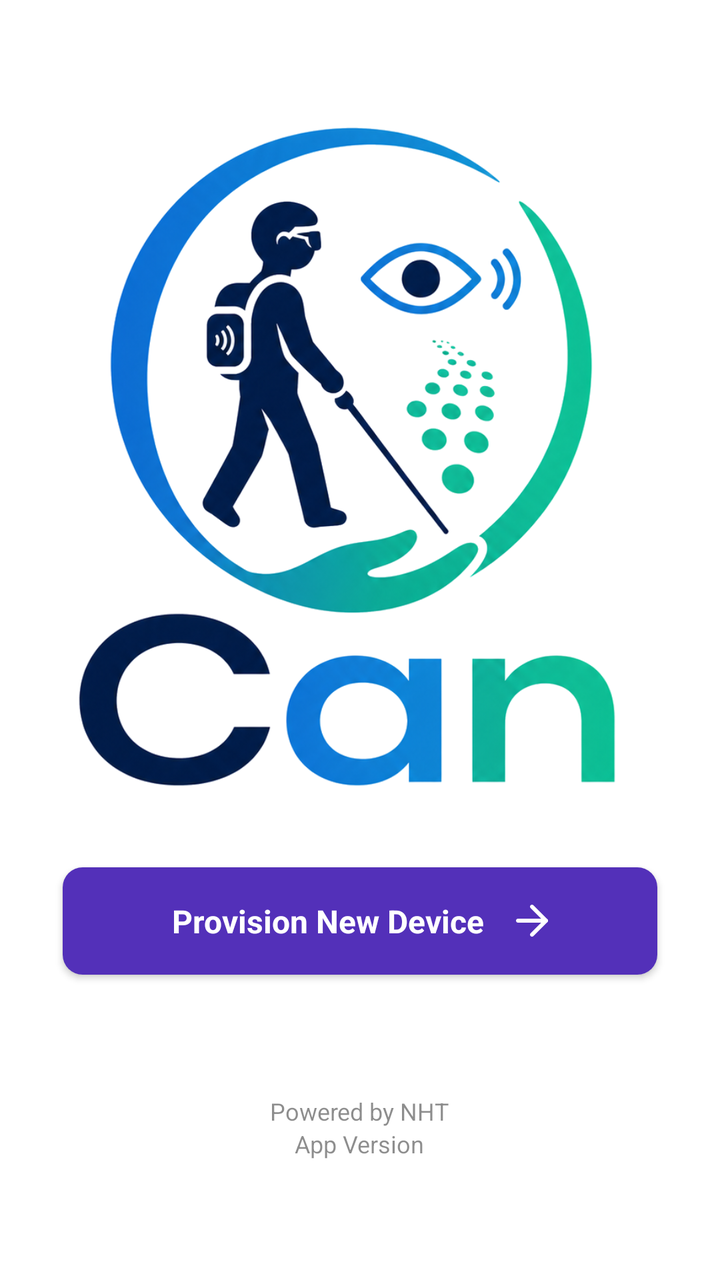
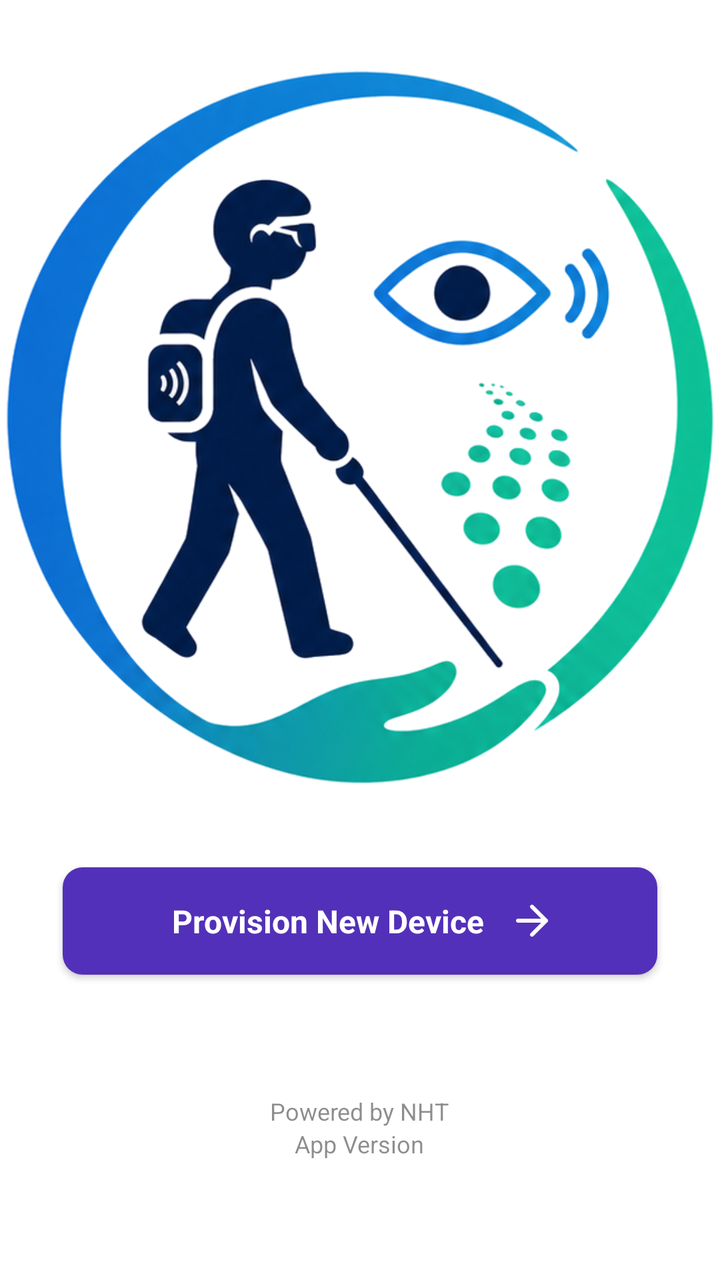

An Android layout rendered at two revisions. The XML below is the earlier revision; the diff shows what the commit changed to produce the second picture.
<!-- AndroidManifest.xml: application theme AppTheme -->
<!-- res/layout/content_esp_main.xml -->
<?xml version="1.0" encoding="utf-8"?>
<RelativeLayout xmlns:android="http://schemas.android.com/apk/res/android"
    xmlns:app="http://schemas.android.com/apk/res-auto"
    xmlns:tools="http://schemas.android.com/tools"
    android:layout_width="match_parent"
    android:layout_height="match_parent"
    app:layout_behavior="@string/appbar_scrolling_view_behavior"
    tools:showIn="@layout/activity_esp_main">

    <RelativeLayout
        android:layout_width="match_parent"
        android:layout_height="match_parent"
        android:layout_above="@id/btn_provision_device">

        <ImageView
            android:id="@+id/iv_esp"
            android:layout_width="match_parent"
            android:layout_height="match_parent"
            android:layout_centerInParent="true"
            android:src="@drawable/ic_esp" />

    </RelativeLayout>

    <include
        android:id="@+id/btn_provision_device"
        layout="@layout/button"
        android:layout_width="match_parent"
        android:layout_height="wrap_content"
        android:layout_above="@id/ll_version"
        android:layout_marginStart="@dimen/margin_32"
        android:layout_marginTop="@dimen/margin_8"
        android:layout_marginEnd="@dimen/margin_32" />

    <LinearLayout
        android:id="@+id/ll_version"
        android:layout_width="183dp"
        android:layout_height="wrap_content"
        android:layout_alignParentBottom="true"
        android:layout_centerHorizontal="true"
        android:layout_marginStart="@dimen/margin_40"
        android:layout_marginLeft="@dimen/margin_8"
        android:layout_marginTop="@dimen/margin_40"
        android:layout_marginEnd="@dimen/margin_40"
        android:layout_marginRight="@dimen/margin_8"
        android:layout_marginBottom="@dimen/margin_40"
        android:orientation="vertical">

        <TextView
            android:layout_width="wrap_content"
            android:layout_height="wrap_content"
            android:layout_gravity="center_horizontal"
            android:alpha="0.5"
            android:lineSpacingExtra="6sp"
            android:text="@string/powered_by"
            android:textColor="@color/colorPrimaryDark"
            android:textSize="12sp" />

        <TextView
            android:id="@+id/tv_app_version"
            android:layout_width="wrap_content"
            android:layout_height="wrap_content"
            android:layout_gravity="center_horizontal"
            android:alpha="0.5"
            android:lineSpacingExtra="6sp"
            android:text="@string/app_version"
            android:textColor="@color/colorPrimaryDark"
            android:textSize="12sp" />

    </LinearLayout>

</RelativeLayout>
<!-- res/layout/activity_esp_main.xml (included above) -->
<?xml version="1.0" encoding="utf-8"?>
<androidx.coordinatorlayout.widget.CoordinatorLayout xmlns:android="http://schemas.android.com/apk/res/android"
    xmlns:app="http://schemas.android.com/apk/res-auto"
    android:layout_width="match_parent"
    android:layout_height="match_parent"
    android:fitsSystemWindows="true">

    <com.google.android.material.appbar.AppBarLayout
        android:layout_width="match_parent"
        android:layout_height="wrap_content"
        android:theme="@style/AppTheme.AppBarOverlay"
        android:fitsSystemWindows="true">

        <androidx.appcompat.widget.Toolbar
            android:id="@+id/toolbar"
            android:layout_width="match_parent"
            android:layout_height="?attr/actionBarSize"
            android:background="?attr/colorPrimary"
            app:popupTheme="@style/AppTheme.PopupOverlay" />

    </com.google.android.material.appbar.AppBarLayout>

    <include
        android:id="@+id/layout_esp_main"
        layout="@layout/content_esp_main" />

</androidx.coordinatorlayout.widget.CoordinatorLayout>
<!-- res/layout/button.xml (included above) -->
<?xml version="1.0" encoding="utf-8"?>
<androidx.cardview.widget.CardView xmlns:android="http://schemas.android.com/apk/res/android"
    xmlns:app="http://schemas.android.com/apk/res-auto"
    android:layout_width="match_parent"
    android:layout_height="wrap_content"
    app:cardCornerRadius="10dp">

    <LinearLayout
        android:id="@+id/layout_btn"
        android:layout_width="match_parent"
        android:layout_height="wrap_content"
        android:background="@color/colorPrimary"
        android:gravity="center"
        android:orientation="horizontal"
        android:paddingTop="16dp"
        android:paddingBottom="16dp">

        <TextView
            android:id="@+id/text_btn"
            android:layout_width="wrap_content"
            android:layout_height="wrap_content"
            android:lineSpacingExtra="8sp"
            android:text="@string/btn_provision_device"
            android:textColor="@android:color/white"
            android:textSize="16sp"
            android:textStyle="bold" />

        <ImageView
            android:id="@+id/iv_arrow"
            android:layout_width="wrap_content"
            android:layout_height="wrap_content"
            android:layout_marginStart="16dp"
            android:src="@drawable/ic_right_arrow" />

        <androidx.core.widget.ContentLoadingProgressBar
            android:id="@+id/progress_indicator"
            style="?android:attr/progressBarStyle"
            android:layout_width="25dp"
            android:layout_height="25dp"
            android:layout_marginStart="40dp"
            android:theme="@style/AppTheme.WhiteAccent"
            android:visibility="gone" />

    </LinearLayout>

</androidx.cardview.widget.CardView>
<!-- resources referenced by this layout -->
<resources>
  <color name="colorPrimary">#5330b9</color>
  <color name="colorPrimaryDark">#1a1a1a</color>
  <dimen name="margin_32">13dp</dimen>
  <dimen name="margin_40">60dp</dimen>
  <dimen name="margin_8">3dp</dimen>
  <!-- drawable ic_esp: png bitmap (drawable-xhdpi, 278730 bytes) -->
  <!-- drawable ic_right_arrow (drawable) -->
  <vector xmlns:android="http://schemas.android.com/apk/res/android"
      android:width="24dp"
      android:height="24dp"
      android:viewportWidth="512"
      android:viewportHeight="512">
      <path
          android:fillColor="#FF000000"
          android:pathData="M160,115.4l20.7,-19.4l171.3,160l-171.3,160l-20.7,-19.3l150.5,-140.7z" />
  </vector>
  <string name="app_version">App Version</string>
  <string name="btn_provision_device">Provision New Device</string>
  <string name="powered_by">Powered by NHT</string>
  <style name="AppTheme.AppBarOverlay" parent="ThemeOverlay.MaterialComponents.Dark.ActionBar" />
  <style name="AppTheme.PopupOverlay" parent="ThemeOverlay.MaterialComponents.Light" />
  <style name="AppTheme.WhiteAccent">
          <item name="colorAccent">@android:color/white</item> 
      </style>
  <style name="AppTheme" parent="Theme.MaterialComponents.Light.DarkActionBar">
          
          <item name="colorPrimary">@color/colorPrimary</item>
          <item name="colorPrimaryDark">@color/colorPrimaryDark</item>
          <item name="colorAccent">@color/colorAccent</item>
      </style>
  <color name="colorAccent">#8181a8</color>
</resources>

<!-- the commit's change to res/layout/content_esp_main.xml (unified diff, before → after) -->
@@ -13,11 +13,11 @@
         android:layout_above="@id/btn_provision_device">
 
         <ImageView
-            android:id="@+id/iv_esp"
+            android:id="@+id/iv_can"
             android:layout_width="match_parent"
             android:layout_height="match_parent"
             android:layout_centerInParent="true"
-            android:src="@drawable/ic_esp" />
+            android:src="@drawable/ic_can" />
 
     </RelativeLayout>
 
@@ -33,7 +33,7 @@
 
     <LinearLayout
         android:id="@+id/ll_version"
-        android:layout_width="183dp"
+        android:layout_width="315dp"
         android:layout_height="wrap_content"
         android:layout_alignParentBottom="true"
         android:layout_centerHorizontal="true"
@@ -42,7 +42,7 @@
         android:layout_marginTop="@dimen/margin_40"
         android:layout_marginEnd="@dimen/margin_40"
         android:layout_marginRight="@dimen/margin_8"
-        android:layout_marginBottom="@dimen/margin_40"
+        android:layout_marginBottom="60dp"
         android:orientation="vertical">
 
         <TextView
<!-- resource entries referenced after the edit -->
@@ -5,7 +5,7 @@
   <dimen name="margin_32">13dp</dimen>
   <dimen name="margin_40">60dp</dimen>
   <dimen name="margin_8">3dp</dimen>
-  <!-- drawable ic_esp: png bitmap (drawable-xhdpi, 278730 bytes) -->
+  <!-- drawable ic_can: png bitmap (drawable, 193038 bytes) -->
   <!-- drawable ic_right_arrow (drawable) -->
   <vector xmlns:android="http://schemas.android.com/apk/res/android"
       android:width="24dp"
